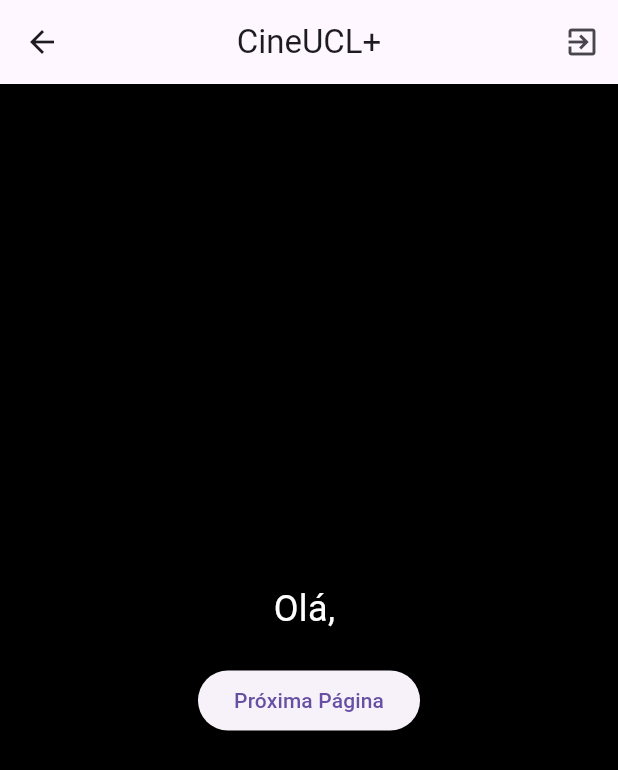
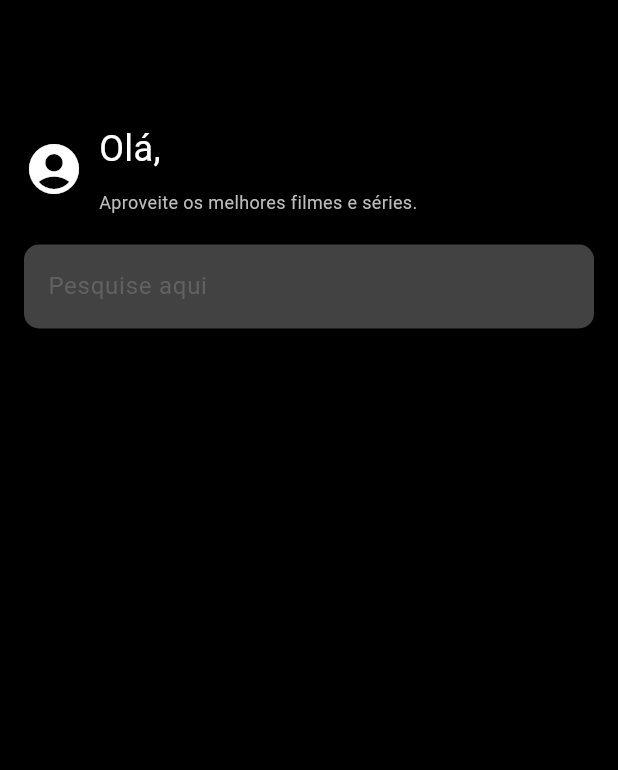
Before and after one commit to matheusmatosr/Proj-Mobile-Filmes, a Flutter app: the MainPage screen opened directly with empty values, on a phone screen of 412 x 824 dp. Shown: the top 770 px of the screen. Run offline on Flutter 3.47's test engine with Material 3 defaults, Android fonts, the phone set to English and light mode, and no system bars.

Commit message:
fix-ajusteEstilizacao

```diff
--- a/lib/pages/main_page.dart
+++ b/lib/pages/main_page.dart
@@ -13,39 +13,51 @@ class MainPage extends StatelessWidget {
     return Scaffold(
       backgroundColor: Colors.black,
       appBar: AppBar(
-        title: Text('CineUCL+'),
-        centerTitle: true,
-        leading: IconButton(
-          icon: Icon(Icons.arrow_back),
-          onPressed: () {
-            Navigator.pop(context);
-          },
-        ),
-        actions: [
-          IconButton(
-            onPressed: () {
-              // Navegar para a página inicial
-              Navigator.pushReplacementNamed(context, '/');
-            },
-            icon: Icon(Icons.exit_to_app),
-            tooltip: 'Sair',
-          ),
-        ],
+        backgroundColor: Colors.black,
+        automaticallyImplyLeading: false,
       ),
-      body: Center(
+      body: Padding(
+        padding: const EdgeInsets.all(16.0),
         child: Column(
-          mainAxisAlignment: MainAxisAlignment.center,
+          crossAxisAlignment: CrossAxisAlignment.start,
           children: [
-            Text(
-              'Olá, $username',
-              style: TextStyle(color: Colors.white, fontSize: 24),
+            SizedBox(height: 10),
+            Row(
+              children: [
+                Icon(
+                  Icons.account_circle,
+                  color: Colors.white,
+                  size: 40,
+                ),
+                SizedBox(width: 10),
+                Column(
+                  crossAxisAlignment: CrossAxisAlignment.start,
+                  children: [
+                    Text(
+                      'Olá, $username',
+                      style: TextStyle(color: Colors.white, fontSize: 24),
+                    ),
+                    SizedBox(height: 10),
+                    Text(
+                      'Aproveite os melhores filmes e séries.',
+                      style: TextStyle(color: Colors.grey[400], fontSize: 12),
+                    ),
+                  ],
+                ),
+              ],
             ),
             SizedBox(height: 20),
-            ElevatedButton(
-              onPressed: () {
-                // Implemente a navegação para a próxima página
-              },
-              child: Text('Próxima Página'),
+            TextFormField(
+              decoration: InputDecoration(
+                hintText: 'Pesquise aqui',
+                hintStyle: TextStyle(color: Colors.grey[700]),
+                filled: true,
+                fillColor: Colors.grey[800],
+                border: OutlineInputBorder(
+                  borderRadius: BorderRadius.circular(10),
+                  borderSide: BorderSide.none,
+                ),
+              ),
             ),
           ],
         ),
```
